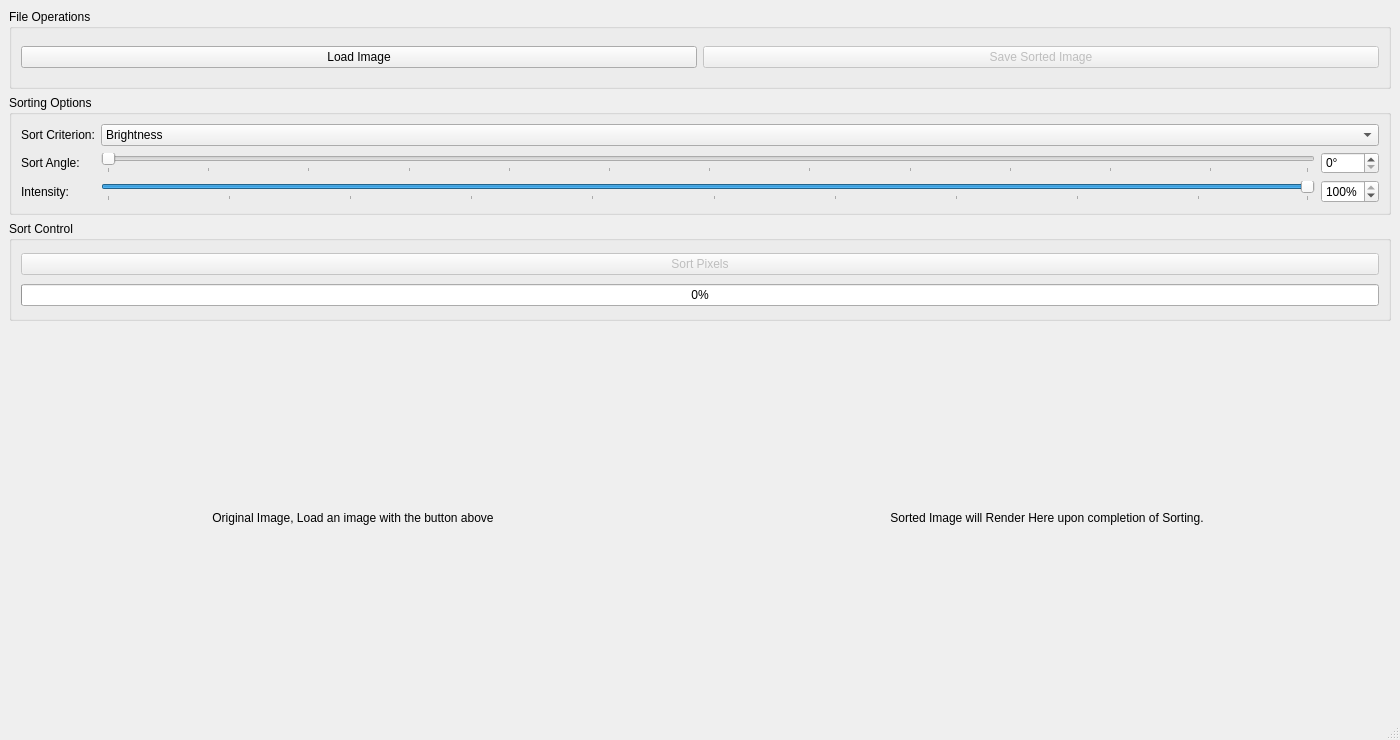
Old version of the form ui/main_window.ui in the repository evolvewithevan/pixfuck.
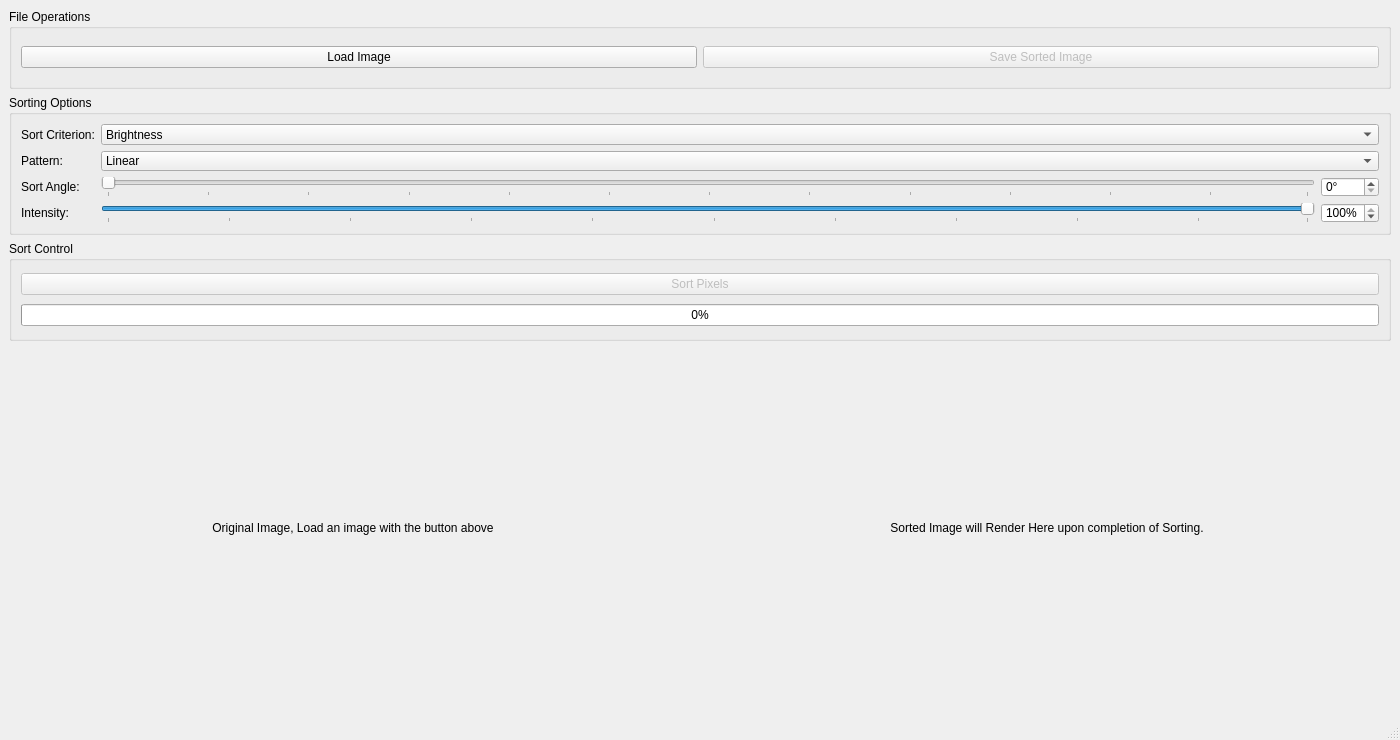
New version of the form.

Commit message: add placeholder "pattern" in ui

The edit to the form file:
```diff
--- a/ui/main_window.ui
+++ b/ui/main_window.ui
@@ -52,7 +52,7 @@
       <property name="maximumSize">
        <size>
         <width>16777215</width>
-        <height>120</height>
+        <height>140</height>
        </size>
       </property>
       <property name="title">
@@ -96,13 +96,44 @@
         </widget>
        </item>
        <item row="1" column="0">
+        <widget class="QLabel" name="pattern_label">
+         <property name="text">
+          <string>Pattern:</string>
+         </property>
+        </widget>
+       </item>
+       <item row="1" column="1" colspan="2">
+        <widget class="QComboBox" name="pattern_combo">
+         <item>
+          <property name="text">
+           <string>Linear</string>
+          </property>
+         </item>
+         <item>
+          <property name="text">
+           <string>Radial</string>
+          </property>
+         </item>
+         <item>
+          <property name="text">
+           <string>Spiral</string>
+          </property>
+         </item>
+         <item>
+          <property name="text">
+           <string>Wave</string>
+          </property>
+         </item>
+        </widget>
+       </item>
+       <item row="2" column="0">
         <widget class="QLabel" name="angle_label">
          <property name="text">
           <string>Sort Angle:</string>
          </property>
         </widget>
        </item>
-       <item row="1" column="1">
+       <item row="2" column="1">
         <widget class="QSlider" name="angle_slider">
          <property name="minimum">
           <number>0</number>
@@ -124,7 +155,7 @@
          </property>
         </widget>
        </item>
-       <item row="1" column="2">
+       <item row="2" column="2">
         <widget class="QSpinBox" name="angle_value_label">
          <property name="suffix">
           <string>°</string>
@@ -140,14 +171,14 @@
          </property>
         </widget>
        </item>
-       <item row="2" column="0">
+       <item row="3" column="0">
         <widget class="QLabel" name="intensity_label">
          <property name="text">
           <string>Intensity:</string>
          </property>
         </widget>
        </item>
-       <item row="2" column="1">
+       <item row="3" column="1">
         <widget class="QSlider" name="intensity_slider">
          <property name="minimum">
           <number>1</number>
@@ -169,7 +200,7 @@
          </property>
         </widget>
        </item>
-       <item row="2" column="2">
+       <item row="3" column="2">
         <widget class="QSpinBox" name="intensity_value_label">
          <property name="suffix">
           <string>%</string>
```
The commit also changes 4 other files.
